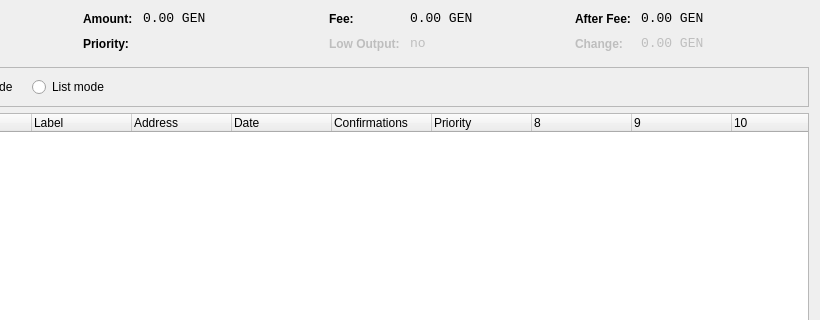
Qt form src/qt/forms/coincontroldialog.ui (ultra-pool/g3nstake) before a commit; both pictures show x 180 to 1000 and y 0 to 320 of the 1000 by 500 pixel window.
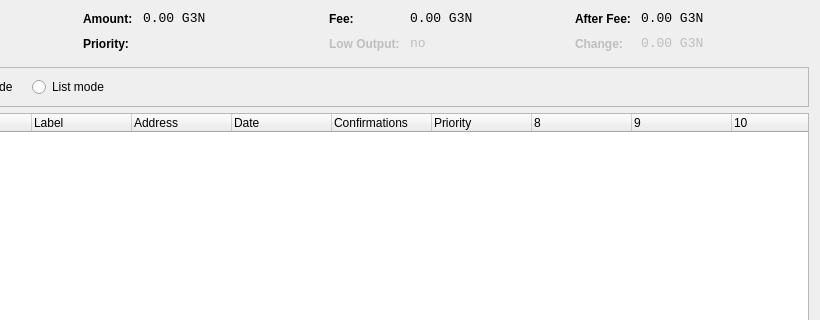
The same form after that commit. Custom widgets are drawn as their Qt base class.

```diff
--- a/src/qt/forms/coincontroldialog.ui
+++ b/src/qt/forms/coincontroldialog.ui
@@ -141,7 +141,7 @@
           <enum>Qt::ActionsContextMenu</enum>
          </property>
          <property name="text">
-          <string notr="true">0.00 GEN</string>
+          <string notr="true">0.00 G3N</string>
          </property>
          <property name="textInteractionFlags">
           <set>Qt::LinksAccessibleByMouse|Qt::TextSelectableByKeyboard|Qt::TextSelectableByMouse</set>
@@ -221,7 +221,7 @@
           <enum>Qt::ActionsContextMenu</enum>
          </property>
          <property name="text">
-          <string notr="true">0.00 GEN</string>
+          <string notr="true">0.00 G3N</string>
          </property>
          <property name="textInteractionFlags">
           <set>Qt::LinksAccessibleByMouse|Qt::TextSelectableByKeyboard|Qt::TextSelectableByMouse</set>
@@ -307,7 +307,7 @@
           <enum>Qt::ActionsContextMenu</enum>
          </property>
          <property name="text">
-          <string notr="true">0.00 GEN</string>
+          <string notr="true">0.00 G3N</string>
          </property>
          <property name="textInteractionFlags">
           <set>Qt::LinksAccessibleByMouse|Qt::TextSelectableByKeyboard|Qt::TextSelectableByMouse</set>
@@ -345,7 +345,7 @@
           <enum>Qt::ActionsContextMenu</enum>
          </property>
          <property name="text">
-          <string notr="true">0.00 GEN</string>
+          <string notr="true">0.00 G3N</string>
          </property>
          <property name="textInteractionFlags">
           <set>Qt::LinksAccessibleByMouse|Qt::TextSelectableByKeyboard|Qt::TextSelectableByMouse</set>
```
